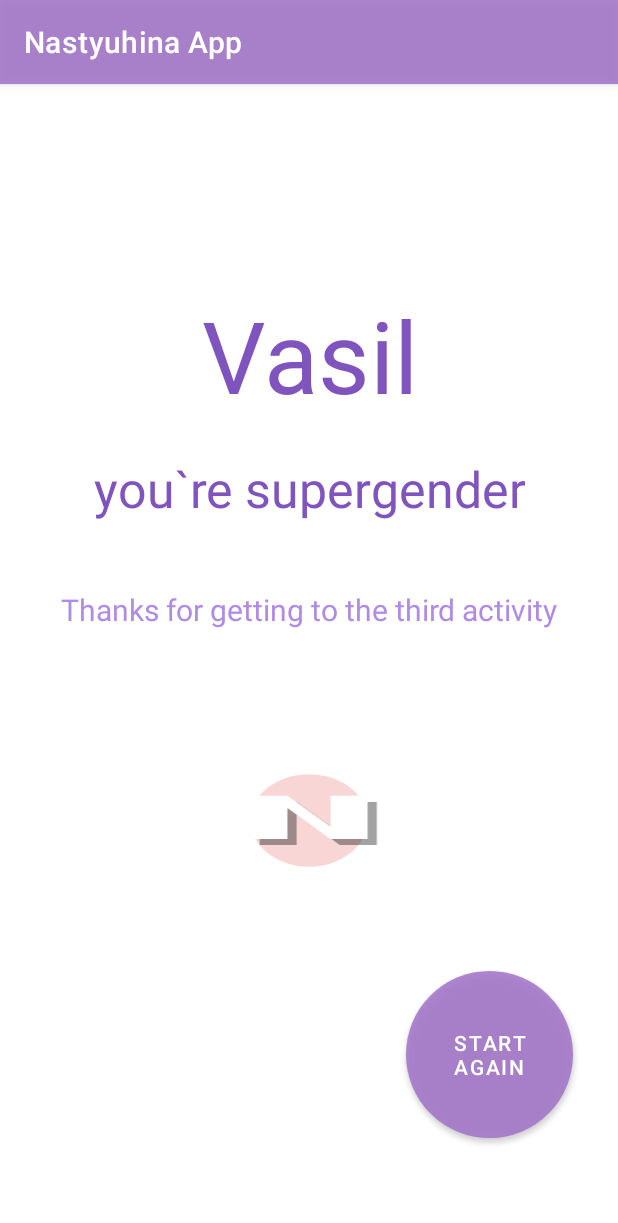
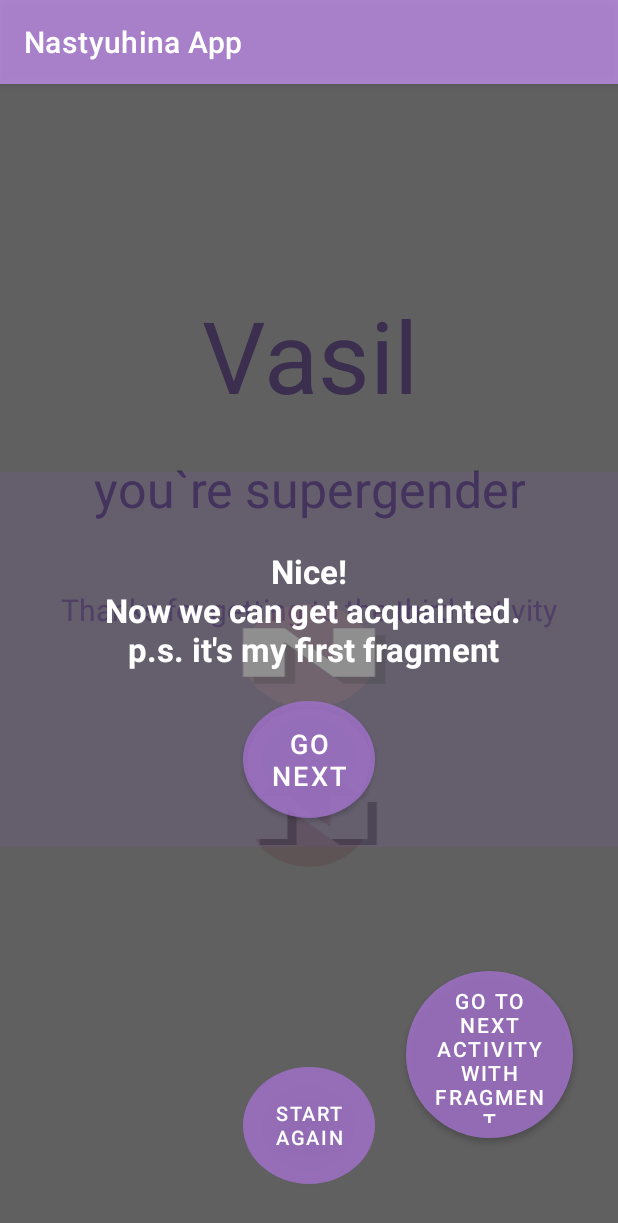
Before and after one commit to NastyuMi/Kotlin-XML, an Android app: the SecondActivity screen opened directly, with no data from a screen before it, on a phone screen of 412 x 824 dp. Shown: the top 1223 px of the screen. Run offline under Robolectric (Android 15) with nearby library versions, the phone set to English and light mode, and no system bars.

Commit message:
Lab7 (add Fragments)

```diff
--- a/app/build.gradle
+++ b/app/build.gradle
@@ -1,6 +1,7 @@
 plugins {
     id 'com.android.application'
     id 'org.jetbrains.kotlin.android'
+    id 'androidx.navigation.safeargs'
 }
 
 android {
@@ -42,6 +43,8 @@ dependencies {
     implementation 'androidx.appcompat:appcompat:1.5.1'
     implementation 'com.google.android.material:material:1.7.0'
     implementation 'androidx.constraintlayout:constraintlayout:2.1.4'
+    implementation "androidx.navigation:navigation-fragment-ktx:2.5.3"
+    implementation "androidx.navigation:navigation-ui-ktx:2.5.3"
     //implementation 'com.github.cortinico:slidetoact:v0.3.0'
     implementation 'com.ncorti:slidetoact:0.9.0'
     testImplementation 'junit:junit:4.13.2'
--- /dev/null
+++ b/app/src/main/java/com/example/applicationwith3activity/FirstFragment.kt
@@ -0,0 +1,32 @@
+package com.example.applicationwith3activity
+
+import android.os.Bundle
+import androidx.fragment.app.Fragment
+import android.view.LayoutInflater
+import android.view.View
+import android.view.ViewGroup
+import com.example.applicationwith3activity.databinding.FragmentFirstBinding
+
+class FirstFragment : Fragment() {
+
+    private lateinit var binding: FragmentFirstBinding
+
+    override fun onCreateView(
+        inflater: LayoutInflater,
+        container: ViewGroup?,
+        savedInstanceState: Bundle?): View {
+
+        binding = FragmentFirstBinding.inflate(layoutInflater)
+
+        return binding.root
+    }
+
+    override fun onViewCreated(view: View, savedInstanceState: Bundle?) {
+        super.onViewCreated(view, savedInstanceState)
+
+        binding.button.setOnClickListener{
+
+        }
+
+    }
+}
--- a/app/src/main/java/com/example/applicationwith3activity/SecondActivity.kt
+++ b/app/src/main/java/com/example/applicationwith3activity/SecondActivity.kt
@@ -2,8 +2,8 @@ package com.example.applicationwith3activity
 
 import android.content.Intent
 import android.os.Bundle
-import android.os.PersistableBundle
 import android.util.Log
+import android.view.View
 import androidx.appcompat.app.AppCompatActivity
 import com.example.applicationwith3activity.databinding.ActivitySecondBinding
 
@@ -21,14 +21,29 @@ class SecondActivity : AppCompatActivity() {
         intentUserData?.let {
             binding.textView3.text="${it.name}"
             if( it.man == true)
+            {
                 binding.gender.text="you`re superwoman"
-            else
+            } else
+            {
                 binding.gender.text="you`re superman"
+            }
+
         }
 
-        binding.button2.setOnClickListener {
+        binding.button3.setOnClickListener {
             startActivity(Intent(this, MainActivity::class.java))
         }
+
+        binding.button2.setOnClickListener(::buttonClick)
+
+    }
+
+    private fun buttonClick(v: View) {
+        //startActivity(Intent(this,MainFragmentActivity::class.java))
+        supportFragmentManager.beginTransaction()
+            .replace(binding.fragment.id, FirstFragment()) // place where to put fragment
+            .addToBackStack(null) // we want add fragment to backStack
+            .commit() // commit transaction
     }
 
     override fun onDestroy(){
--- a/app/src/main/res/layout/activity_second.xml
+++ b/app/src/main/res/layout/activity_second.xml
@@ -1,5 +1,6 @@
 <?xml version="1.0" encoding="utf-8"?>
-<androidx.constraintlayout.widget.ConstraintLayout xmlns:android="http://schemas.android.com/apk/res/android"
+<androidx.constraintlayout.widget.ConstraintLayout
+    xmlns:android="http://schemas.android.com/apk/res/android"
     xmlns:app="http://schemas.android.com/apk/res-auto"
     xmlns:tools="http://schemas.android.com/tools"
     android:layout_width="match_parent"
@@ -68,7 +69,7 @@
         android:width="50pt"
         android:height="50pt"
         android:background="@drawable/button_circle"
-        android:text="Start Again"
+        android:text="go to next activity with fragment"
         app:layout_constraintBottom_toBottomOf="parent"
         app:layout_constraintEnd_toEndOf="parent"
         app:layout_constraintHorizontal_bias="0.9"
@@ -76,5 +77,31 @@
         app:layout_constraintTop_toTopOf="parent"
         app:layout_constraintVertical_bias="0.9" />
 
+    <Button
+        android:id="@+id/button3"
+        android:layout_width="wrap_content"
+        android:layout_height="wrap_content"
+        android:layout_alignParentEnd="true"
+        android:layout_alignParentBottom="true"
+        android:width="30pt"
+        android:height="35pt"
+        android:background="@drawable/button_circle"
+        android:text="Start Again"
+        android:textSize="6pt"
+        app:layout_constraintBottom_toBottomOf="parent"
+        app:layout_constraintEnd_toEndOf="parent"
+        app:layout_constraintHorizontal_bias="0.5"
+        app:layout_constraintStart_toStartOf="parent"
+        app:layout_constraintTop_toTopOf="parent"
+        app:layout_constraintVertical_bias="0.95" />
+
+    <androidx.fragment.app.FragmentContainerView
+        android:id="@+id/fragment"
+        android:name="androidx.navigation.fragment.NavHostFragment"
+        android:layout_width="match_parent"
+        android:layout_height="match_parent"
+        app:defaultNavHost="true"
+        app:navGraph="@navigation/navigation_graph" />
+
 
 </androidx.constraintlayout.widget.ConstraintLayout>
--- /dev/null
+++ b/app/src/main/res/layout/fragment_first.xml
@@ -0,0 +1,44 @@
+<?xml version="1.0" encoding="utf-8"?>
+<FrameLayout xmlns:android="http://schemas.android.com/apk/res/android"
+    xmlns:app="http://schemas.android.com/apk/res-auto"
+    xmlns:tools="http://schemas.android.com/tools"
+    android:layout_width="match_parent"
+    android:layout_height="match_parent"
+    android:background="#B41F1E20"
+    tools:context=".FirstFragment">
+
+    <!-- TODO: Update blank fragment layout -->
+
+    <ImageView
+        android:layout_width="match_parent"
+        android:layout_height="wrap_content"
+        android:minHeight="250dp"
+        android:background="@color/maincolorfragment"
+        android:layout_gravity="center"
+        android:alpha="0.3"
+        android:src="@drawable/ic_launcher_foreground" />
+
+    <TextView
+        android:layout_width="match_parent"
+        android:layout_height="87dp"
+        android:layout_gravity="center"
+        android:text="@string/first_fragment"
+        android:textAlignment="center"
+        android:textStyle="bold"
+        android:textColor="#FFFFFF"
+        android:textSize="10pt"
+        android:layout_marginTop="-30dp"/>
+
+    <Button
+        android:id="@+id/button"
+        android:layout_width="wrap_content"
+        android:layout_height="wrap_content"
+        android:layout_gravity="center"
+        android:layout_marginTop="30pt"
+        android:width="30pt"
+        android:height="35pt"
+        android:background="@drawable/button_circle"
+        android:gravity="center"
+        android:text="GO NEXT"
+        android:textSize="8pt" />
+</FrameLayout>
--- /dev/null
+++ b/app/src/main/res/navigation/navigation_graph.xml
@@ -0,0 +1,21 @@
+<?xml version="1.0" encoding="utf-8"?>
+<navigation xmlns:android="http://schemas.android.com/apk/res/android"
+    xmlns:app="http://schemas.android.com/apk/res-auto"
+    xmlns:tools="http://schemas.android.com/tools"
+    android:id="@+id/navigation_graph"
+    app:startDestination="@id/firstFragment">
+    <fragment
+        android:id="@+id/firstFragment"
+        android:name="com.example.applicationwith3activity.FirstFragment"
+        android:label="fragment_first"
+        tools:layout="@layout/fragment_first" >
+        <action
+            android:id="@+id/action_firstFragment_to_mainFragmentActivity2"
+            app:destination="@id/mainFragmentActivity2" />
+    </fragment>
+    <activity
+        android:id="@+id/mainFragmentActivity2"
+        android:name="com.example.applicationwith3activity.MainFragmentActivity"
+        android:label="activity_main_first_fragment"
+        tools:layout="@layout/activity_main_first_fragment" />
+</navigation>
--- a/app/src/main/res/values/colors.xml
+++ b/app/src/main/res/values/colors.xml
@@ -4,6 +4,7 @@
     <color name="purple_500">#D79F71C8</color>
     <color name="purple_700">#5E4E6E</color>
     <color name="maincolor">#8054BF</color>
+    <color name="maincolorfragment">#728054BF</color>
     <color name="secondcolor">#B08BE6</color>
     <color name="teal_200">#930073</color>
     <color name="teal_700">#680243</color>
--- a/app/src/main/res/values/strings.xml
+++ b/app/src/main/res/values/strings.xml
@@ -1,4 +1,6 @@
 <resources>
     <string name="app_name">Nastyuhina App</string>
     <string name="user_name">Vasil</string>
+    <!-- TODO: Remove or change this placeholder text -->
+    <string name="first_fragment">Nice!\n Now we can get acquainted.\n p.s. it's my first fragment</string>
 </resources>
--- a/build.gradle
+++ b/build.gradle
@@ -3,4 +3,5 @@ plugins {
     id 'com.android.application' version '7.3.0' apply false
     id 'com.android.library' version '7.3.0' apply false
     id 'org.jetbrains.kotlin.android' version '1.7.10' apply false
+    id 'androidx.navigation.safeargs.kotlin' version '2.4.1' apply false
 }
```
Also changed, not shown: app/src/main/AndroidManifest.xml (+8 -1 lines), app/src/main/java/com/example/applicationwith3activity/MainFragmentActivity.kt (added, +18 -0 lines), app/src/main/res/layout/activity_main_first_fragment.xml (added, +39 -0 lines).
